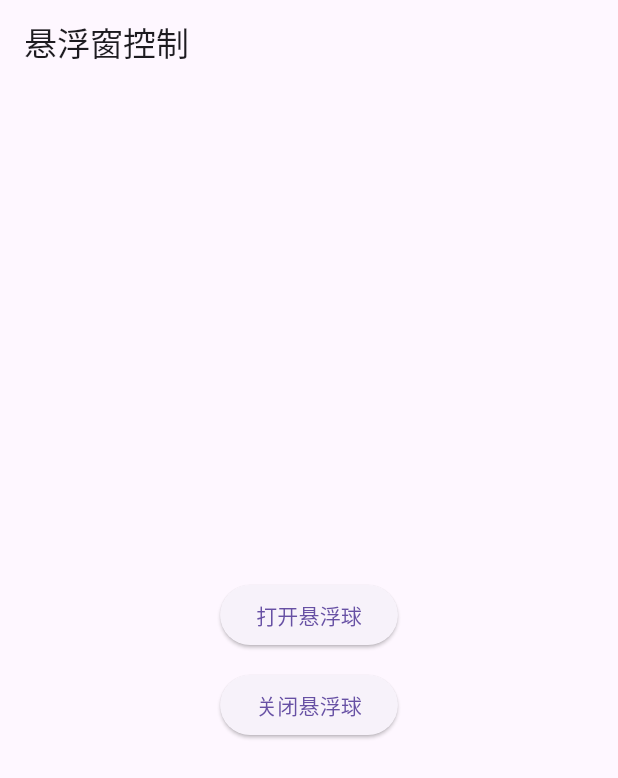
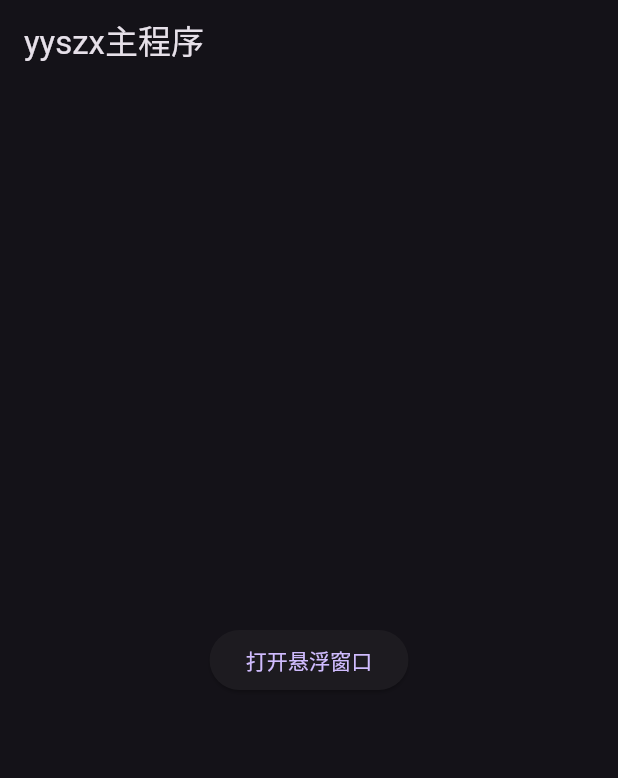
Before and after one commit to zwy2673976185-design/yyszx, a Flutter app: the screen it shows after launch, on a phone screen of 412 x 824 dp. Shown: the top 778 px of the screen. Run offline on Flutter 3.47's test engine with Material 3 defaults, Android fonts, the phone set to English and light mode, and no system bars; our stand-ins replace dio; missing offline and left inert: flutter_overlay_window.

Commit message:
Update main.dart

```diff
--- a/lib/main.dart
+++ b/lib/main.dart
@@ -1,8 +1,28 @@
 import 'package:flutter/material.dart';
-import 'package:flutter_floatwing/flutter_floatwing.dart';
+import 'package:flutter_overlay_window/flutter_overlay_window.dart';
+import 'package:dio/dio.dart';
+import 'package:path_provider/path_provider.dart';
+import 'dart:io';
+
+// Github CDN读取tiny.json
+const String configUrl = "https://cdn.jsdelivr.net/gh/zwy2673976185-design/yyy/tiny.json";
+late String localConfigPath;
 
 void main() {
-  runApp(const MaterialApp(home: HomePage(), debugShowCheckedModeBanner: false));
+  runApp(const MyApp());
+}
+
+class MyApp extends StatelessWidget {
+  const MyApp({super.key});
+
+  @override
+  Widget build(BuildContext context) {
+    return MaterialApp(
+      title: 'yyszx',
+      theme: ThemeData.dark(),
+      home: const HomePage(),
+    );
+  }
 }
 
 class HomePage extends StatefulWidget {
@@ -13,69 +33,42 @@ class HomePage extends StatefulWidget {
 }
 
 class _HomePageState extends State<HomePage> {
-  Window? floatWin;
+
+  @override
+  void initState() {
+    super.initState();
+    initPath();
+  }
+
+  Future<void> initPath() async{
+    final dir = await getExternalStorageDirectory();
+    localConfigPath = "${dir!.path}/tiny.json";
+  }
+
+  //启动悬浮窗
+  Future<void> startOverlay() async {
+    bool perm = await FlutterOverlayWindow.isPermissionGranted();
+    if(!perm){
+      await FlutterOverlayWindow.requestPermission();
+      return;
+    }
+    await FlutterOverlayWindow.showOverlay(
+      enableDrag: true,
+      width: 380,
+      height: 480,
+    );
+  }
 
   @override
   Widget build(BuildContext context) {
     return Scaffold(
-      appBar: AppBar(title: const Text("悬浮窗控制")),
+      appBar: AppBar(title: const Text("yyszx主程序")),
       body: Center(
-        child: Column(
-          mainAxisAlignment: MainAxisAlignment.center,
-          children: [
-            ElevatedButton(
-              onPressed: startFloat,
-              child: const Text("打开悬浮球"),
-            ),
-            const SizedBox(height:12),
-            ElevatedButton(
-              onPressed: stopFloat,
-              child: const Text("关闭悬浮球"),
-            ),
-          ],
+        child: ElevatedButton(
+          onPressed: startOverlay,
+          child: const Text("打开悬浮窗口"),
         ),
       ),
     );
   }
-
-  Future<void> startFloat() async {
-    bool ok = await FlutterFloatwing.requestPermission();
-    if(!ok){
-      if(mounted) ScaffoldMessenger.of(context).showSnackBar(const SnackBar(content:Text("悬浮权限未开启")));
-      return;
-    }
-
-    floatWin = await FlutterFloatwing.createWindow(
-      id:"float1",
-      width:220,
-      height:280,
-      x:60,
-      y:220,
-      draggable:true,
-      resizable:true,
-      child:MaterialApp(
-        home:Scaffold(
-          backgroundColor:Colors.black87,
-          body:Padding(
-            padding:const EdgeInsets.all(12),
-            child:Column(
-              children: [
-                const Text("悬浮面板",style:TextStyle(color:Colors.white,fontSize:16)),
-                const SizedBox(height:10),
-                ElevatedButton(onPressed:()async{await stopFloat();}, child:const Text("关闭窗口"))
-              ],
-            ),
-          ),
-        ),
-      ),
-    );
-    await floatWin?.show();
-  }
-
-  Future<void> stopFloat()async{
-    if(floatWin!=null){
-      await floatWin?.close();
-      floatWin=null;
-    }
-  }
 }
```
